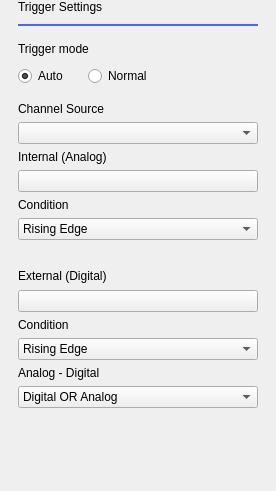
First picture: the form in ui/trigger_settings.ui, repository analogdevicesinc/scopy, before the edit.
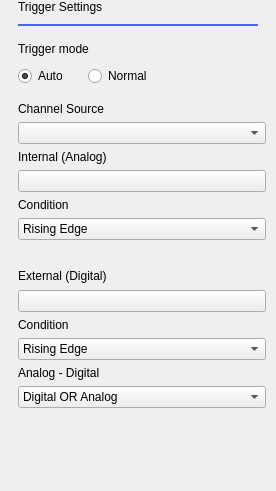
Second picture: the form after the edit. Custom widgets are drawn as their Qt base class.

Commit message: Oscilloscope: Add a scroll area in the "Trigger Settings" menu such that GUI elements do not overlap when Scopy has the minimum size.

The edit to the form file:
```diff
--- a/ui/trigger_settings.ui
+++ b/ui/trigger_settings.ui
@@ -42,7 +42,7 @@
     <number>0</number>
    </property>
    <property name="rightMargin">
-    <number>18</number>
+    <number>8</number>
    </property>
    <property name="bottomMargin">
     <number>0</number>
@@ -93,6 +93,42 @@
     </widget>
    </item>
    <item>
+    <widget class="QScrollArea" name="scrollArea">
+     <property name="frameShape">
+      <enum>QFrame::NoFrame</enum>
+     </property>
+     <property name="horizontalScrollBarPolicy">
+      <enum>Qt::ScrollBarAlwaysOff</enum>
+     </property>
+     <property name="widgetResizable">
+      <bool>true</bool>
+     </property>
+     <widget class="QWidget" name="scrollAreaWidgetContents">
+      <property name="geometry">
+       <rect>
+        <x>0</x>
+        <y>0</y>
+        <width>250</width>
+        <height>440</height>
+       </rect>
+      </property>
+      <layout class="QVBoxLayout" name="verticalLayout_4">
+       <property name="spacing">
+        <number>6</number>
+       </property>
+       <property name="leftMargin">
+        <number>0</number>
+       </property>
+       <property name="topMargin">
+        <number>0</number>
+       </property>
+       <property name="rightMargin">
+        <number>2</number>
+       </property>
+       <property name="bottomMargin">
+        <number>0</number>
+       </property>
+       <item>
     <layout class="QVBoxLayout" name="verticalLayout_11">
      <property name="spacing">
       <number>10</number>
@@ -445,14 +481,46 @@
     </widget>
    </item>
    <item>
+        <spacer name="verticalSpacer_3">
+         <property name="orientation">
+          <enum>Qt::Vertical</enum>
+         </property>
+         <property name="sizeHint" stdset="0">
+          <size>
+           <width>0</width>
+           <height>10</height>
+          </size>
+         </property>
+        </spacer>
+       </item>
+      </layout>
+      <zorder></zorder>
+      <zorder>intern_en</zorder>
+      <zorder>extern_en</zorder>
+      <zorder>analog_controls</zorder>
+      <zorder>lbl_external</zorder>
+      <zorder>cmb_source</zorder>
+      <zorder>cmb_analog_extern</zorder>
+      <zorder>lbl_internal</zorder>
+      <zorder>lbl_analog_extern</zorder>
+      <zorder>digital_controls</zorder>
+      <zorder>lbl_source</zorder>
+      <zorder>verticalSpacer_3</zorder>
+     </widget>
+    </widget>
+   </item>
+   <item>
     <spacer name="verticalSpacer">
      <property name="orientation">
       <enum>Qt::Vertical</enum>
      </property>
+     <property name="sizeType">
+      <enum>QSizePolicy::Fixed</enum>
+     </property>
      <property name="sizeHint" stdset="0">
       <size>
-       <width>10</width>
-       <height>0</height>
+       <width>0</width>
+       <height>10</height>
       </size>
      </property>
     </spacer>
```
Lines whose indentation alone changed are shown as unchanged. The commit also changes 2 other files.
